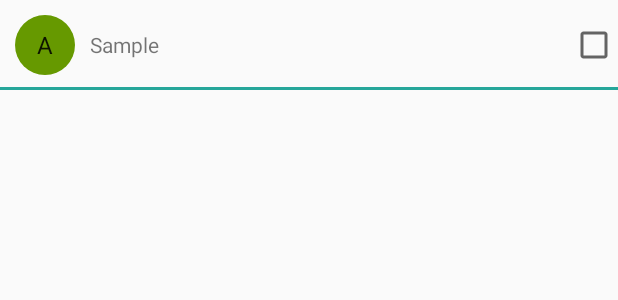
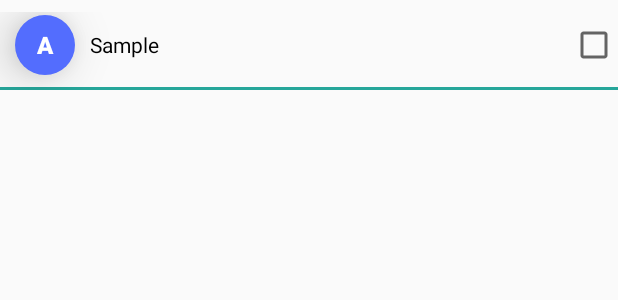
Before and after one commit to deeps09/cardshare, an Android app: the layout contacts_list_item.xml on its own in the app's theme, with its tools: preview values and no code run, on a phone screen of 412 x 824 dp. Shown: the top 300 px of the screen. Run offline under Robolectric (Android 15) with nearby library versions, the phone set to English and light mode, and no system bars.

Commit message:
Modified recycler view layout to make it more appealing along with other optimizations.

```diff
--- a/app/src/main/java/com/deepesh/cardshare/MainActivity.java
+++ b/app/src/main/java/com/deepesh/cardshare/MainActivity.java
@@ -132,7 +132,7 @@ public class MainActivity extends AppCompatActivity {
             if (grantResults[0] == PackageManager.PERMISSION_GRANTED)
                 getContacts();
             else
-                Snackbar.make(person1, "Permission denied, unable to load contacts", Snackbar.LENGTH_LONG).show();
+                Toast.makeText(this, "Permission denied, unable to load contacts", Toast.LENGTH_LONG).show();
         }
         super.onRequestPermissionsResult(requestCode, permissions, grantResults);
     }
@@ -144,7 +144,7 @@ public class MainActivity extends AppCompatActivity {
         // reloading the listview to show the updated list of guests upon coming back
         if (requestCode == RC_CONTACTS_CHOOSER && resultCode == RESULT_OK) {
             refreshGuestListView();
-            Toast.makeText(this, "Guest List updated !!", Toast.LENGTH_SHORT).show();
+            Toast.makeText(this, getString(R.string.card_save_confirmation), Toast.LENGTH_SHORT).show();
             bottomSheetBehavior.setState(BottomSheetBehavior.STATE_COLLAPSED);
         }
     }
--- a/app/src/main/res/drawable-mdpi/circle_image_for_listitem.xml
+++ b/app/src/main/res/drawable-mdpi/circle_image_for_listitem.xml
@@ -1,5 +1,5 @@
 <?xml version="1.0" encoding="utf-8"?>
 <shape xmlns:android="http://schemas.android.com/apk/res/android"
     android:shape="oval">
-    <solid android:color="@android:color/holo_green_dark" />
+    <solid android:color="#536DFE" />
 </shape>
--- a/app/src/main/res/layout/contacts_list_item.xml
+++ b/app/src/main/res/layout/contacts_list_item.xml
@@ -12,9 +12,12 @@
         style="@style/TextAppearance.AppCompat.Light.SearchResult.Subtitle"
         android:layout_width="40dp"
         android:layout_height="40dp"
+        android:layout_centerVertical="true"
         android:layout_marginStart="10dp"
         android:layout_marginLeft="10dp"
-        android:layout_centerVertical="true"
+        android:elevation="20dp"
+        android:fontFamily="sans-serif-black"
+        android:textColor="#ffff"
         android:background="@drawable/circle_image_for_listitem"
         android:gravity="center"
         android:text="A" />
@@ -28,7 +31,8 @@
         android:layout_marginLeft="60dp"
         android:layout_marginEnd="40dp"
         android:layout_marginRight="40dp"
-        android:text="Sample" />
+        android:text="Sample"
+        android:textColor="@android:color/black" />
 
     <android.support.v7.widget.AppCompatCheckBox
         android:id="@+id/checkbox"
--- a/app/src/main/res/values/strings.xml
+++ b/app/src/main/res/values/strings.xml
@@ -14,4 +14,5 @@
     <string name="label_contact_choose_activity">Select Guests</string>
     <string name="guestlist_header_text1">Guest List (</string>
     <string name="select_ph_number">Select phone number:</string>
+    <string name="card_save_confirmation">Card saved and Guest List updated !!</string>
 </resources>
```
